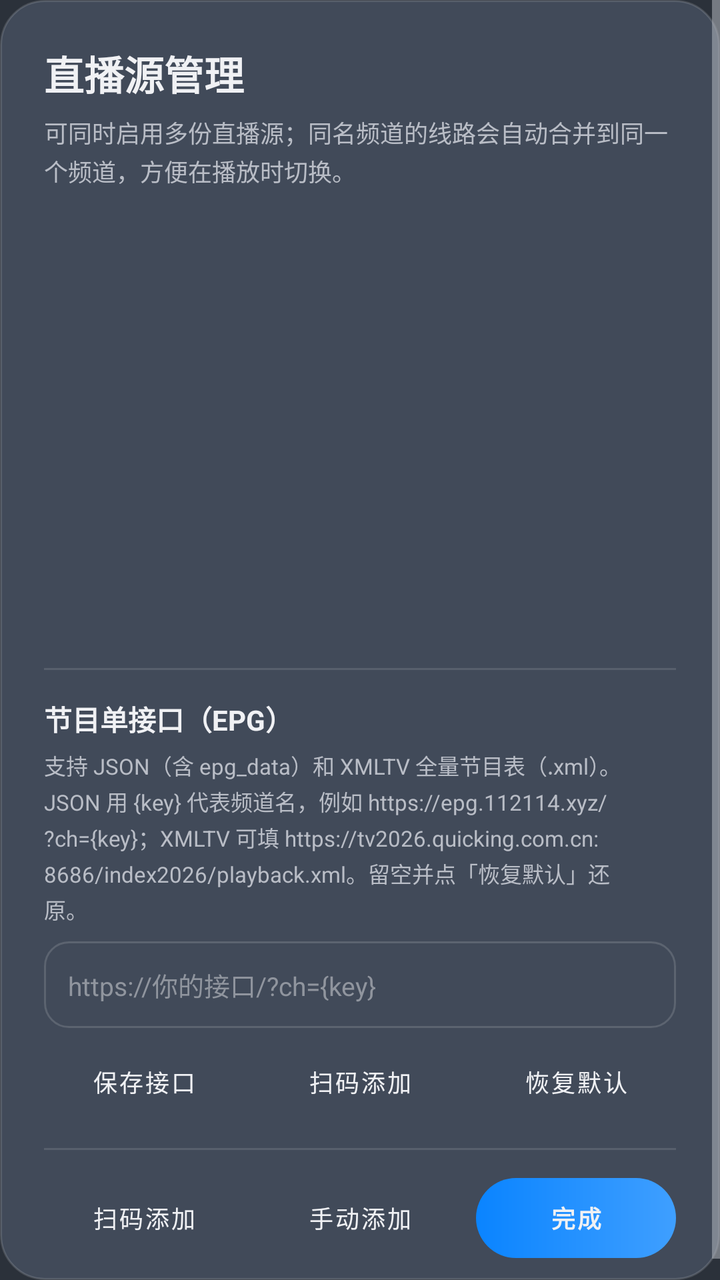
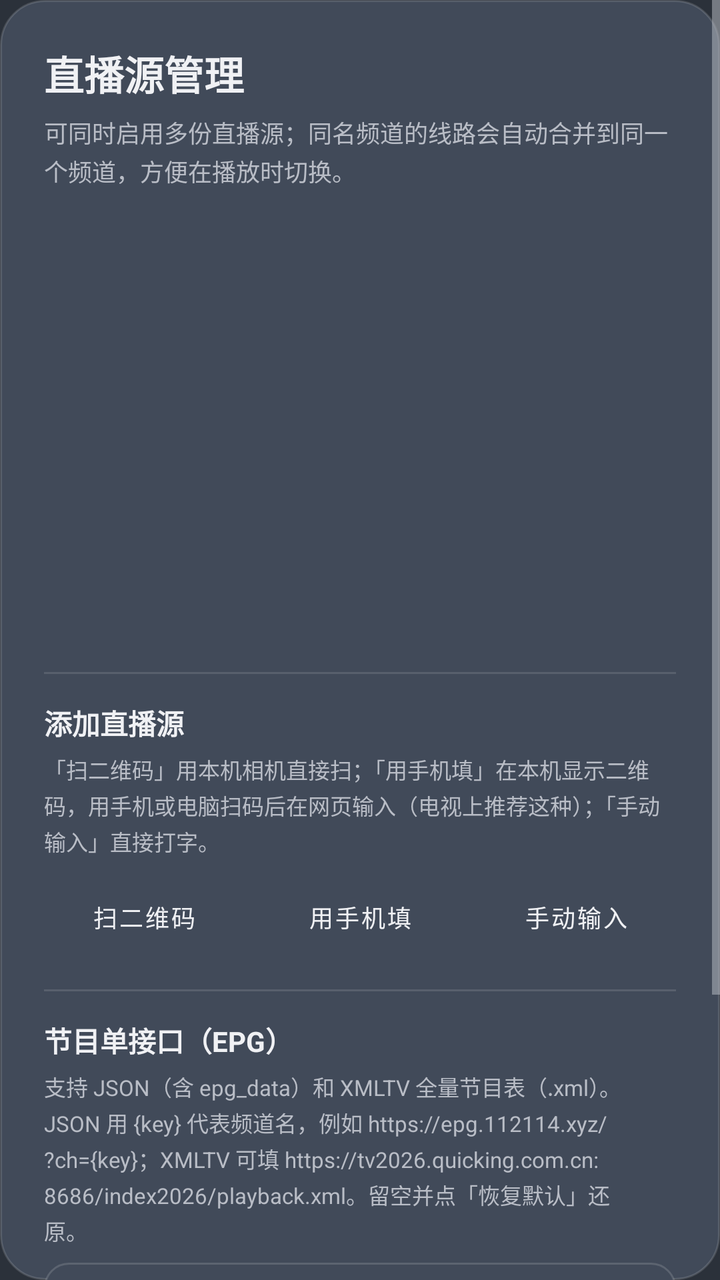

An Android layout rendered at two revisions. The XML below is the earlier revision; the diff shows what the commit changed to produce the second picture.
<!-- AndroidManifest.xml: application theme Theme.IPTVPlayer -->
<!-- res/layout/dialog_source_manager.xml -->
<?xml version="1.0" encoding="utf-8"?>
<ScrollView xmlns:android="http://schemas.android.com/apk/res/android"
    android:layout_width="match_parent"
    android:layout_height="wrap_content"
    android:background="@drawable/bg_dialog_dark"
    android:scrollbars="vertical">

    <LinearLayout
        android:layout_width="match_parent"
        android:layout_height="wrap_content"
        android:orientation="vertical"
        android:padding="22dp">

        <TextView
            android:layout_width="match_parent"
            android:layout_height="wrap_content"
            android:text="@string/source_manager_title"
            android:textSize="20sp"
            android:textStyle="bold"
            android:textColor="@color/text_primary" />

        <TextView
            android:layout_width="match_parent"
            android:layout_height="wrap_content"
            android:layout_marginTop="6dp"
            android:text="@string/source_manager_hint"
            android:textSize="12sp"
            android:lineSpacingExtra="2dp"
            android:textColor="@color/text_secondary" />

        <FrameLayout
            android:layout_width="match_parent"
            android:layout_height="210dp"
            android:layout_marginTop="16dp">

            <ScrollView
                android:layout_width="match_parent"
                android:layout_height="match_parent"
                android:scrollbars="vertical"
                android:fillViewport="true">

                <LinearLayout
                    android:id="@+id/sourceContainer"
                    android:layout_width="match_parent"
                    android:layout_height="wrap_content"
                    android:orientation="vertical" />
            </ScrollView>

            <TextView
                android:id="@+id/tvSourceEmpty"
                android:layout_width="match_parent"
                android:layout_height="match_parent"
                android:gravity="center"
                android:text="@string/source_manager_empty"
                android:textSize="13sp"
                android:textColor="@color/text_hint"
                android:visibility="gone" />
        </FrameLayout>

        <View
            android:layout_width="match_parent"
            android:layout_height="1dp"
            android:layout_marginTop="14dp"
            android:background="@color/divider" />

        
        <TextView
            android:layout_width="match_parent"
            android:layout_height="wrap_content"
            android:layout_marginTop="14dp"
            android:text="@string/epg_api_title"
            android:textSize="14sp"
            android:textStyle="bold"
            android:textColor="@color/text_primary" />

        <TextView
            android:layout_width="match_parent"
            android:layout_height="wrap_content"
            android:layout_marginTop="5dp"
            android:text="@string/epg_api_hint"
            android:textSize="11sp"
            android:lineSpacingExtra="2dp"
            android:textColor="@color/text_secondary" />

        <EditText
            android:id="@+id/etEpgApi"
            android:layout_width="match_parent"
            android:layout_height="wrap_content"
            android:layout_marginTop="8dp"
            android:background="@drawable/bg_input"
            android:hint="@string/epg_api_hint_url"
            android:inputType="textUri"
            android:padding="12dp"
            android:singleLine="true"
            android:textColor="@color/text_primary"
            android:textColorHint="@color/text_hint"
            android:textSize="13sp" />

        <LinearLayout
            android:layout_width="match_parent"
            android:layout_height="wrap_content"
            android:layout_marginTop="8dp"
            android:orientation="horizontal">

            <Button
                android:id="@+id/btnEpgSave"
                style="@style/GhostButton"
                android:layout_width="0dp"
                android:layout_height="wrap_content"
                android:layout_weight="1"
                android:minWidth="0dp"
                android:minHeight="38dp"
                android:paddingStart="6dp"
                android:paddingEnd="6dp"
                android:text="@string/epg_api_save"
                android:textSize="12sp" />

            <Button
                android:id="@+id/btnEpgScan"
                style="@style/GhostButton"
                android:layout_width="0dp"
                android:layout_height="wrap_content"
                android:layout_weight="1"
                android:layout_marginStart="8dp"
                android:minWidth="0dp"
                android:minHeight="38dp"
                android:paddingStart="6dp"
                android:paddingEnd="6dp"
                android:text="@string/epg_api_scan"
                android:textSize="12sp" />

            <Button
                android:id="@+id/btnEpgReset"
                style="@style/GhostButton"
                android:layout_width="0dp"
                android:layout_height="wrap_content"
                android:layout_weight="1"
                android:layout_marginStart="8dp"
                android:minWidth="0dp"
                android:minHeight="38dp"
                android:paddingStart="6dp"
                android:paddingEnd="6dp"
                android:text="@string/epg_api_reset"
                android:textSize="12sp" />
        </LinearLayout>

        <View
            android:layout_width="match_parent"
            android:layout_height="1dp"
            android:layout_marginTop="14dp"
            android:background="@color/divider" />

        <LinearLayout
            android:layout_width="match_parent"
            android:layout_height="wrap_content"
            android:layout_marginTop="14dp"
            android:orientation="horizontal">

            <Button
                android:id="@+id/btnScanAdd"
                style="@style/GhostButton"
                android:layout_width="0dp"
                android:layout_height="wrap_content"
                android:layout_weight="1"
                android:minWidth="0dp"
                android:minHeight="40dp"
                android:paddingStart="6dp"
                android:paddingEnd="6dp"
                android:text="@string/source_add_scan"
                android:textSize="12sp" />

            <Button
                android:id="@+id/btnManualAdd"
                style="@style/GhostButton"
                android:layout_width="0dp"
                android:layout_height="wrap_content"
                android:layout_weight="1"
                android:layout_marginStart="8dp"
                android:minWidth="0dp"
                android:minHeight="40dp"
                android:paddingStart="6dp"
                android:paddingEnd="6dp"
                android:text="@string/source_add_manual"
                android:textSize="12sp" />

            <Button
                android:id="@+id/btnDone"
                style="@style/BrandButton"
                android:layout_width="0dp"
                android:layout_height="wrap_content"
                android:layout_weight="1"
                android:layout_marginStart="8dp"
                android:minWidth="0dp"
                android:minHeight="40dp"
                android:paddingStart="6dp"
                android:paddingEnd="6dp"
                android:text="@string/source_done"
                android:textSize="12sp" />
        </LinearLayout>
    </LinearLayout>
</ScrollView>
<!-- resources referenced by this layout -->
<resources>
  <color name="divider">#1FFFFFFF</color>
  <color name="text_hint">#FF90959E</color>
  <color name="text_primary">#FFF0F1F4</color>
  <color name="text_secondary">#FFB9BDC6</color>
  <!-- drawable bg_dialog_dark (drawable) -->
  <?xml version="1.0" encoding="utf-8"?>
  <shape xmlns:android="http://schemas.android.com/apk/res/android"
      android:shape="rectangle">
      <solid android:color="#FF414A59" />
      <corners android:radius="22dp" />
      <stroke
          android:width="1dp"
          android:color="#24FFFFFF" />
  </shape>
  <!-- drawable bg_input (drawable) -->
  <?xml version="1.0" encoding="utf-8"?>
  <shape xmlns:android="http://schemas.android.com/apk/res/android"
      android:shape="rectangle">
      <solid android:color="#FF414A59" />
      <corners android:radius="12dp" />
      <stroke android:width="1dp" android:color="#24FFFFFF" />
  </shape>
  <string name="epg_api_hint">支持 JSON（含 epg_data）和 XMLTV 全量节目表（.xml）。JSON 用 {key} 代表频道名，例如 https://epg.112114.xyz/?ch={key}；XMLTV 可填 https://tv2026.quicking.com.cn:8686/index2026/playback.xml。留空并点「恢复默认」还原。</string>
  <string name="epg_api_hint_url">https://你的接口/?ch={key}</string>
  <string name="epg_api_reset">恢复默认</string>
  <string name="epg_api_save">保存接口</string>
  <string name="epg_api_scan">扫码添加</string>
  <string name="epg_api_title">节目单接口（EPG）</string>
  <string name="source_add_manual">手动添加</string>
  <string name="source_add_scan">扫码添加</string>
  <string name="source_done">完成</string>
  <string name="source_manager_empty">还没有直播源\n点下方「扫码添加」或「手动添加」</string>
  <string name="source_manager_hint">可同时启用多份直播源；同名频道的线路会自动合并到同一个频道，方便在播放时切换。</string>
  <string name="source_manager_title">直播源管理</string>
  <style name="BrandButton" parent="Widget.MaterialComponents.Button">
          <item name="android:textColor">@color/text_primary</item>
          <item name="android:textSize">15sp</item>
          <item name="android:textStyle">bold</item>
          <item name="android:minHeight">48dp</item>
          <item name="cornerRadius">24dp</item>
          <item name="backgroundTint">@null</item>
          <item name="android:background">@drawable/bg_brand_button</item>
          <item name="android:stateListAnimator">@animator/focus_scale</item>
      </style>
  <style name="GhostButton" parent="Widget.MaterialComponents.Button.OutlinedButton">
          <item name="android:textColor">@color/text_primary</item>
          <item name="android:textSize">15sp</item>
          <item name="cornerRadius">22dp</item>
          <item name="strokeColor">@color/border_strong</item>
          <item name="strokeWidth">1dp</item>
          <item name="android:stateListAnimator">@animator/focus_scale</item>
      </style>
  <!-- drawable bg_brand_button (drawable) -->
  <?xml version="1.0" encoding="utf-8"?>
  <shape xmlns:android="http://schemas.android.com/apk/res/android"
      android:shape="rectangle">
      <gradient
          android:angle="0"
          android:startColor="#FF0A84FF"
          android:endColor="#FF3F9FFF"
          android:type="linear" />
      <corners android:radius="22dp" />
  </shape>
  <color name="border_strong">#3DFFFFFF</color>
  <color name="primary">#FF5AA9FF</color>
  <color name="background">#FF2B313A</color>
  <color name="accent">#FF8CC4FF</color>
  <color name="surface">#FF3A4250</color>
  <style name="DialogButton" parent="Widget.MaterialComponents.Button.TextButton.Dialog">
          <item name="android:textColor">@color/primary</item>
          <item name="android:textSize">15sp</item>
      </style>
  <!-- unchanged entries left out for length: 2 -->
</resources>

<!-- the commit's change to res/layout/dialog_source_manager.xml (unified diff, before → after) -->
@@ -11,6 +11,7 @@
         android:orientation="vertical"
         android:padding="22dp">
 
+        
         <TextView
             android:layout_width="match_parent"
             android:layout_height="wrap_content"
@@ -60,7 +61,80 @@
         <View
             android:layout_width="match_parent"
             android:layout_height="1dp"
+            android:layout_marginTop="16dp"
+            android:background="@color/divider" />
+
+        
+        <TextView
+            android:layout_width="match_parent"
+            android:layout_height="wrap_content"
             android:layout_marginTop="14dp"
+            android:text="@string/source_add_section"
+            android:textSize="14sp"
+            android:textStyle="bold"
+            android:textColor="@color/text_primary" />
+
+        <TextView
+            android:layout_width="match_parent"
+            android:layout_height="wrap_content"
+            android:layout_marginTop="5dp"
+            android:text="@string/source_add_section_hint"
+            android:textSize="11sp"
+            android:lineSpacingExtra="2dp"
+            android:textColor="@color/text_secondary" />
+
+        <LinearLayout
+            android:layout_width="match_parent"
+            android:layout_height="wrap_content"
+            android:layout_marginTop="10dp"
+            android:orientation="horizontal">
+
+            <Button
+                android:id="@+id/btnScanQr"
+                style="@style/GhostButton"
+                android:layout_width="0dp"
+                android:layout_height="wrap_content"
+                android:layout_weight="1"
+                android:minWidth="0dp"
+                android:minHeight="40dp"
+                android:paddingStart="4dp"
+                android:paddingEnd="4dp"
+                android:text="@string/source_add_qr"
+                android:textSize="12sp" />
+
+            <Button
+                android:id="@+id/btnScanAdd"
+                style="@style/GhostButton"
+                android:layout_width="0dp"
+                android:layout_height="wrap_content"
+                android:layout_weight="1"
+                android:layout_marginStart="8dp"
+                android:minWidth="0dp"
+                android:minHeight="40dp"
+                android:paddingStart="4dp"
+                android:paddingEnd="4dp"
+                android:text="@string/source_add_lan"
+                android:textSize="12sp" />
+
+            <Button
+                android:id="@+id/btnManualAdd"
+                style="@style/GhostButton"
+                android:layout_width="0dp"
+                android:layout_height="wrap_content"
+                android:layout_weight="1"
+                android:layout_marginStart="8dp"
+                android:minWidth="0dp"
+                android:minHeight="40dp"
+                android:paddingStart="4dp"
+                android:paddingEnd="4dp"
+                android:text="@string/source_add_manual"
+                android:textSize="12sp" />
+        </LinearLayout>
+
+        <View
+            android:layout_width="match_parent"
+            android:layout_height="1dp"
+            android:layout_marginTop="16dp"
             android:background="@color/divider" />
 
         
@@ -147,55 +221,17 @@
         <View
             android:layout_width="match_parent"
             android:layout_height="1dp"
+            android:layout_marginTop="16dp"
+            android:background="@color/divider" />
+
+        
+        <Button
+            android:id="@+id/btnDone"
+            style="@style/BrandButton"
+            android:layout_width="match_parent"
+            android:layout_height="wrap_content"
             android:layout_marginTop="14dp"
-            android:background="@color/divider" />
-
-        <LinearLayout
-            android:layout_width="match_parent"
-            android:layout_height="wrap_content"
-            android:layout_marginTop="14dp"
-            android:orientation="horizontal">
-
-            <Button
-                android:id="@+id/btnScanAdd"
-                style="@style/GhostButton"
-                android:layout_width="0dp"
-                android:layout_height="wrap_content"
-                android:layout_weight="1"
-                android:minWidth="0dp"
-                android:minHeight="40dp"
-                android:paddingStart="6dp"
-                android:paddingEnd="6dp"
-                android:text="@string/source_add_scan"
-                android:textSize="12sp" />
-
-            <Button
-                android:id="@+id/btnManualAdd"
-                style="@style/GhostButton"
-                android:layout_width="0dp"
-                android:layout_height="wrap_content"
-                android:layout_weight="1"
-                android:layout_marginStart="8dp"
-                android:minWidth="0dp"
-                android:minHeight="40dp"
-                android:paddingStart="6dp"
-                android:paddingEnd="6dp"
-                android:text="@string/source_add_manual"
-                android:textSize="12sp" />
-
-            <Button
-                android:id="@+id/btnDone"
-                style="@style/BrandButton"
-                android:layout_width="0dp"
-                android:layout_height="wrap_content"
-                android:layout_weight="1"
-                android:layout_marginStart="8dp"
-                android:minWidth="0dp"
-                android:minHeight="40dp"
-                android:paddingStart="6dp"
-                android:paddingEnd="6dp"
-                android:text="@string/source_done"
-                android:textSize="12sp" />
-        </LinearLayout>
+            android:text="@string/source_done"
+            android:textSize="14sp" />
     </LinearLayout>
 </ScrollView>
<!-- resource entries referenced after the edit -->
@@ -26,12 +26,15 @@
   <string name="epg_api_hint_url">https://你的接口/?ch={key}</string>
   <string name="epg_api_reset">恢复默认</string>
   <string name="epg_api_save">保存接口</string>
-  <string name="epg_api_scan">扫码添加</string>
+  <string name="epg_api_scan">手机扫码填 EPG</string>
   <string name="epg_api_title">节目单接口（EPG）</string>
-  <string name="source_add_manual">手动添加</string>
-  <string name="source_add_scan">扫码添加</string>
+  <string name="source_add_lan">用手机填</string>
+  <string name="source_add_manual">手动输入</string>
+  <string name="source_add_qr">扫二维码</string>
+  <string name="source_add_section">添加直播源</string>
+  <string name="source_add_section_hint">「扫二维码」用本机相机直接扫；「用手机填」在本机显示二维码，用手机或电脑扫码后在网页输入（电视上推荐这种）；「手动输入」直接打字。</string>
   <string name="source_done">完成</string>
-  <string name="source_manager_empty">还没有直播源\n点下方「扫码添加」或「手动添加」</string>
+  <string name="source_manager_empty">还没有直播源\n点下方「扫二维码」「用手机填」或「手动输入」</string>
   <string name="source_manager_hint">可同时启用多份直播源；同名频道的线路会自动合并到同一个频道，方便在播放时切换。</string>
   <string name="source_manager_title">直播源管理</string>
   <style name="BrandButton" parent="Widget.MaterialComponents.Button">
